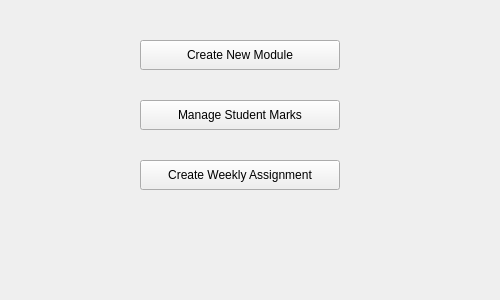
Qt form src/ui/handin_lecturer_main_window.ui (healyp/handin) before a commit.
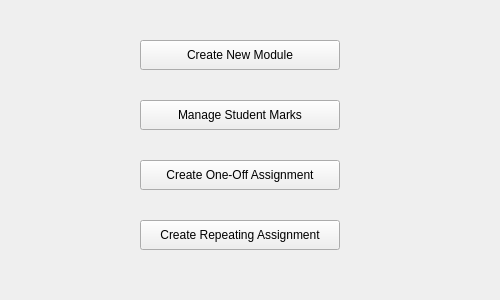
The same form after that commit.

Patch:
```diff
--- a/src/ui/handin_lecturer_main_window.ui
+++ b/src/ui/handin_lecturer_main_window.ui
@@ -62,7 +62,20 @@
      </rect>
     </property>
     <property name="text">
-     <string>Create Weekly Assignment</string>
+     <string>Create One-Off Assignment</string>
+    </property>
+   </widget>
+   <widget class="QPushButton" name="pushButton_4">
+    <property name="geometry">
+     <rect>
+      <x>140</x>
+      <y>220</y>
+      <width>200</width>
+      <height>30</height>
+     </rect>
+    </property>
+    <property name="text">
+     <string>Create Repeating Assignment</string>
     </property>
    </widget>
   </widget>
```
